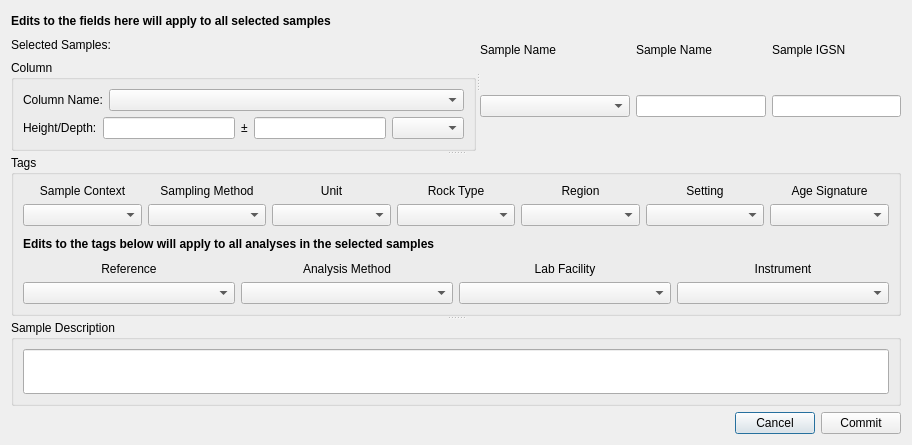
First picture: the form in ui/SampleInformation.ui, repository kathrynmetcalf/GeoCORK, before the edit.
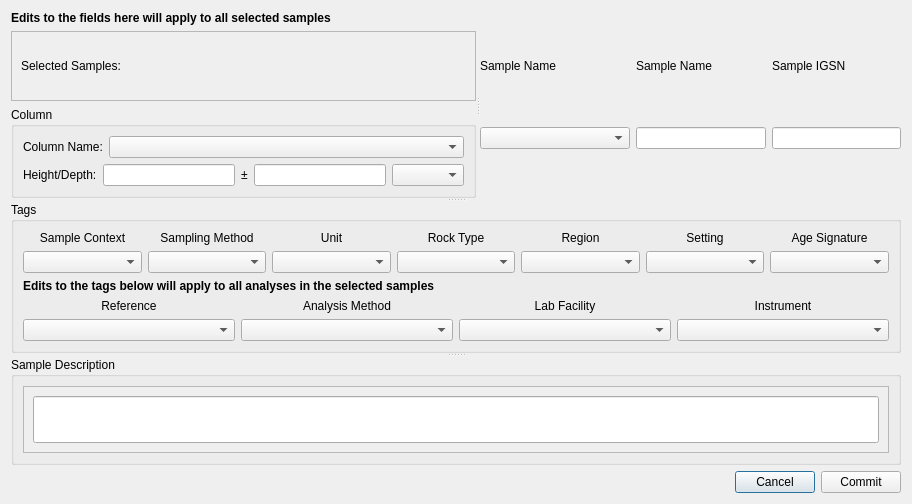
Second picture: the form after the edit. Custom widgets are drawn as their Qt base class.

```diff
--- a/ui/SampleInformation.ui
+++ b/ui/SampleInformation.ui
@@ -7,7 +7,7 @@
     <x>0</x>
     <y>0</y>
     <width>912</width>
-    <height>445</height>
+    <height>504</height>
    </rect>
   </property>
   <property name="sizePolicy">
@@ -50,12 +50,37 @@
          </widget>
         </item>
         <item>
+         <widget class="QScrollArea" name="scrollArea">
+          <property name="sizePolicy">
+           <sizepolicy hsizetype="Expanding" vsizetype="Preferred">
+            <horstretch>0</horstretch>
+            <verstretch>0</verstretch>
+           </sizepolicy>
+          </property>
+          <property name="widgetResizable">
+           <bool>true</bool>
+          </property>
+          <widget class="QWidget" name="scrollAreaWidgetContents">
+           <property name="geometry">
+            <rect>
+             <x>0</x>
+             <y>0</y>
+             <width>462</width>
+             <height>57</height>
+            </rect>
+           </property>
+           <layout class="QVBoxLayout" name="verticalLayout_14">
+            <item>
          <widget class="QLabel" name="selected_sample_label">
           <property name="text">
            <string>Selected Samples:</string>
           </property>
          </widget>
         </item>
+           </layout>
+          </widget>
+         </widget>
+        </item>
         <item>
          <widget class="FocusGroupBox" name="column_groupBox">
           <property name="sizePolicy">
@@ -470,9 +495,30 @@
       </property>
       <layout class="QVBoxLayout" name="verticalLayout_22">
        <item>
+        <widget class="QScrollArea" name="scrollArea_2">
+         <property name="sizePolicy">
+          <sizepolicy hsizetype="Expanding" vsizetype="Preferred">
+           <horstretch>0</horstretch>
+           <verstretch>0</verstretch>
+          </sizepolicy>
+         </property>
+         <property name="widgetResizable">
+          <bool>true</bool>
+         </property>
+         <widget class="QWidget" name="scrollAreaWidgetContents_2">
+          <property name="geometry">
+           <rect>
+            <x>0</x>
+            <y>0</y>
+            <width>852</width>
+            <height>58</height>
+           </rect>
+          </property>
+          <layout class="QVBoxLayout" name="verticalLayout_15">
+           <item>
         <widget class="QLineEdit" name="sample_description_lineEdit">
          <property name="sizePolicy">
-          <sizepolicy hsizetype="Expanding" vsizetype="MinimumExpanding">
+              <sizepolicy hsizetype="Expanding" vsizetype="Expanding">
            <horstretch>0</horstretch>
            <verstretch>0</verstretch>
           </sizepolicy>
@@ -483,6 +529,10 @@
            <height>40</height>
           </size>
          </property>
+            </widget>
+           </item>
+          </layout>
+         </widget>
         </widget>
        </item>
       </layout>
```
Lines whose indentation alone changed are shown as unchanged.
